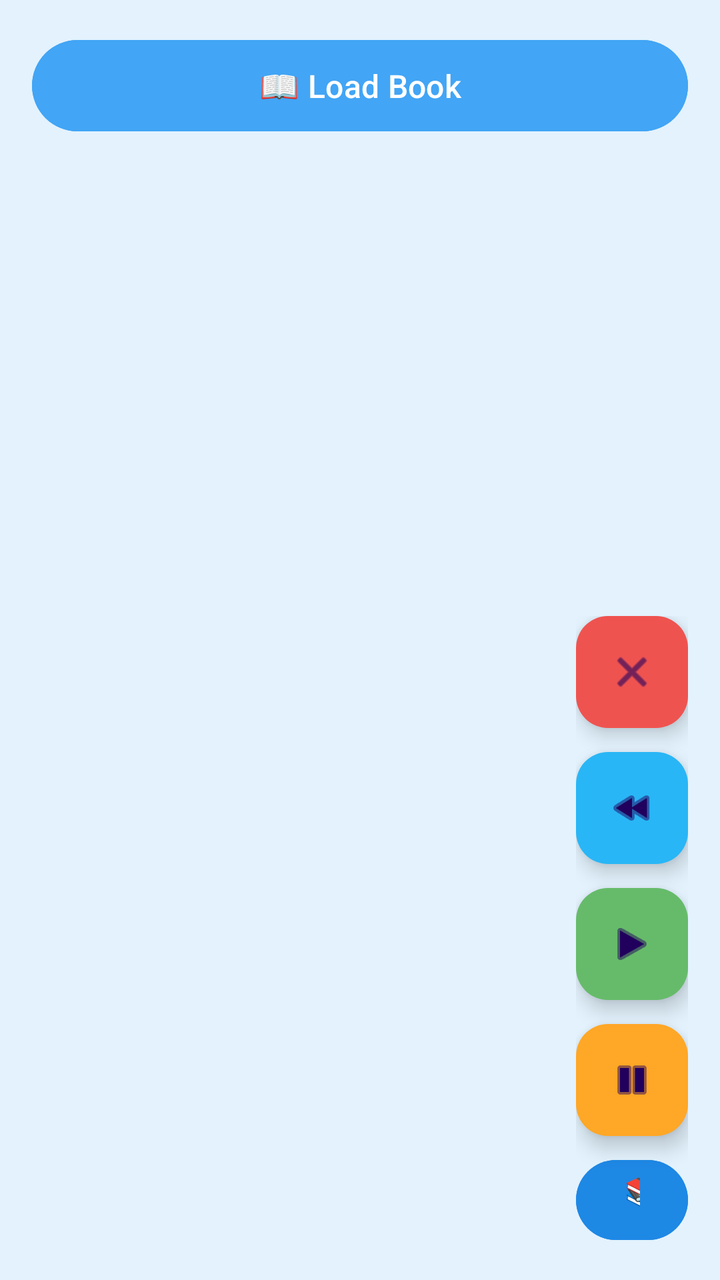
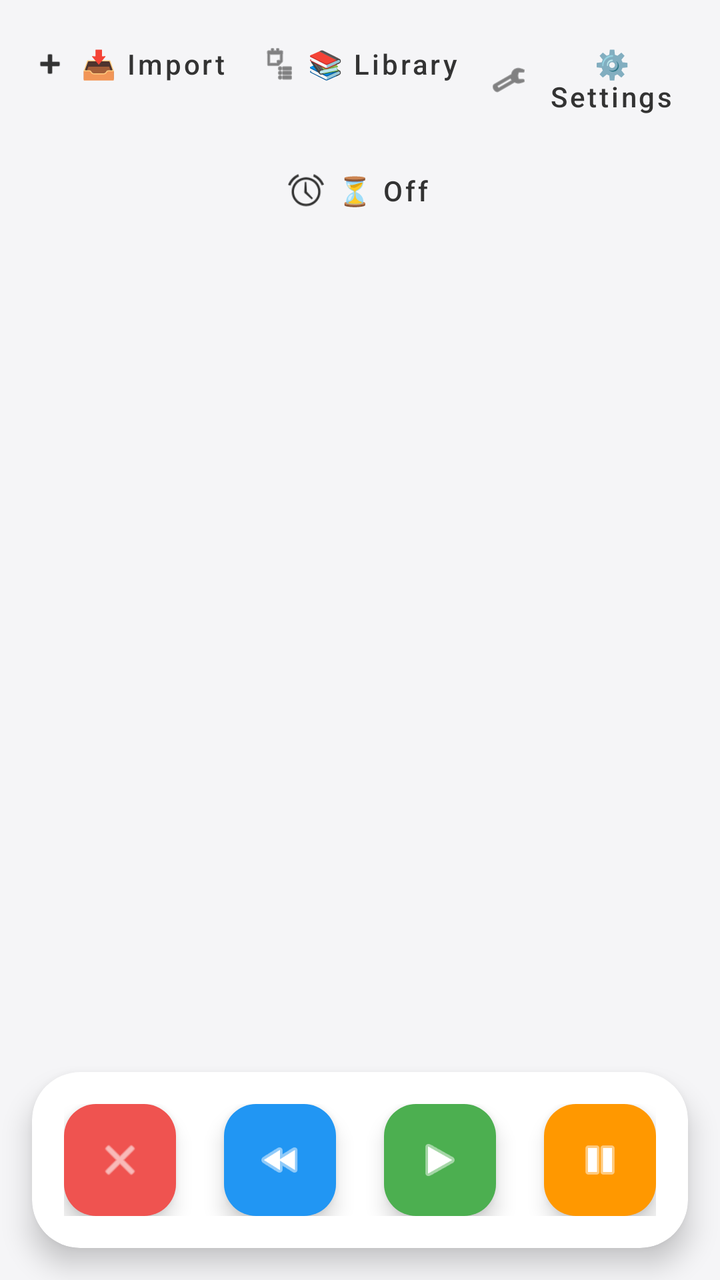

Before-and-after screenshots of an Android layout around one commit, followed by the original layout XML and the change that was made.
<!-- AndroidManifest.xml: application theme Theme.LODIBOOKREADER -->
<!-- res/layout/activity_main.xml -->
<?xml version="1.0" encoding="utf-8"?>
<FrameLayout xmlns:android="http://schemas.android.com/apk/res/android"
    xmlns:app="http://schemas.android.com/apk/res-auto"
    android:background="#E3F2FD"
    android:layout_width="match_parent"
    android:layout_height="match_parent">

    
    <LinearLayout
        android:orientation="vertical"
        android:padding="16dp"
        android:layout_width="match_parent"
        android:layout_height="match_parent">

        
        <Button
            android:id="@+id/loadBookBtn"
            android:text="📖 Load Book"
            android:textAllCaps="false"
            android:textSize="16sp"
            android:backgroundTint="#42A5F5"
            android:textColor="@android:color/white"
            android:padding="12dp"
            android:elevation="4dp"
            android:layout_width="match_parent"
            android:layout_height="wrap_content"/>

        
        <ProgressBar
            android:id="@+id/loader"
            android:layout_marginTop="10dp"
            android:visibility="gone"
            android:layout_width="match_parent"
            android:layout_height="wrap_content"/>

        
        <androidx.recyclerview.widget.RecyclerView
            android:id="@+id/recyclerView"
            android:layout_marginTop="12dp"
            android:clipToPadding="false"
            android:paddingBottom="100dp"
            android:layout_width="match_parent"
            android:layout_height="0dp"
            android:layout_weight="1"/>

    </LinearLayout>

    
    <LinearLayout
        android:id="@+id/fabContainer"
        android:orientation="vertical"
        android:layout_gravity="bottom|end"
        android:layout_margin="16dp"
        android:gravity="end"
        android:layout_width="wrap_content"
        android:layout_height="wrap_content">

        
        <com.google.android.material.floatingactionbutton.FloatingActionButton
            android:id="@+id/closeFab"
            android:layout_marginBottom="12dp"
            android:src="@android:drawable/ic_menu_close_clear_cancel"
            android:contentDescription="Close"
            app:backgroundTint="#EF5350"
            android:layout_width="wrap_content"
            android:layout_height="wrap_content"/>

        
        <com.google.android.material.floatingactionbutton.FloatingActionButton
            android:id="@+id/rewindFab"
            android:layout_marginBottom="12dp"
            android:src="@android:drawable/ic_media_rew"
            android:contentDescription="Rewind"
            app:backgroundTint="#29B6F6"
            android:layout_width="wrap_content"
            android:layout_height="wrap_content"/>

        
        <com.google.android.material.floatingactionbutton.FloatingActionButton
            android:id="@+id/playFab"
            android:layout_marginBottom="12dp"
            android:src="@android:drawable/ic_media_play"
            android:contentDescription="Play"
            app:backgroundTint="#66BB6A"
            android:layout_width="wrap_content"
            android:layout_height="wrap_content"/>

        
        <com.google.android.material.floatingactionbutton.FloatingActionButton
            android:id="@+id/pauseFab"
            android:src="@android:drawable/ic_media_pause"
            android:contentDescription="Pause"
            app:backgroundTint="#FFA726"
            android:layout_width="wrap_content"
            android:layout_height="wrap_content"/>
        <Button
            android:id="@+id/openShelfBtn"
            android:text="📚 My Books"
            android:textAllCaps="false"
            android:backgroundTint="#1E88E5"
            android:textColor="@android:color/white"
            android:layout_marginTop="8dp"
            android:layout_width="match_parent"
            android:layout_height="wrap_content"/>

    </LinearLayout>

</FrameLayout>
<!-- resources referenced by this layout -->
<resources>
  <style name="Theme.LODIBOOKREADER" parent="Base.Theme.LODIBOOKREADER" />
  <style name="Base.Theme.LODIBOOKREADER" parent="Theme.Material3.DayNight.NoActionBar">
          
          
      </style>
</resources>

<!-- the commit's change to res/layout/activity_main.xml (unified diff, before → after) -->
@@ -1,108 +1,142 @@
 <?xml version="1.0" encoding="utf-8"?>
-<FrameLayout xmlns:android="http://schemas.android.com/apk/res/android"
+<androidx.constraintlayout.widget.ConstraintLayout xmlns:android="http://schemas.android.com/apk/res/android"
     xmlns:app="http://schemas.android.com/apk/res-auto"
-    android:background="#E3F2FD"
+    android:id="@+id/rootLayout"
     android:layout_width="match_parent"
-    android:layout_height="match_parent">
+    android:layout_height="match_parent"
+    android:background="#F5F5F7">
 
     
     <LinearLayout
-        android:orientation="vertical"
-        android:padding="16dp"
+        android:id="@+id/topBar"
         android:layout_width="match_parent"
-        android:layout_height="match_parent">
+        android:layout_height="wrap_content"
+        android:orientation="horizontal"
+        android:padding="8dp"
+        app:layout_constraintTop_toTopOf="parent">
 
-        
-        <Button
+        <com.google.android.material.button.MaterialButton
             android:id="@+id/loadBookBtn"
-            android:text="📖 Load Book"
+            style="@style/Widget.MaterialComponents.Button.TextButton"
+            android:layout_width="0dp"
+            android:layout_height="wrap_content"
+            android:layout_weight="1"
+            android:text="📥 Import"
             android:textAllCaps="false"
-            android:textSize="16sp"
-            android:backgroundTint="#42A5F5"
-            android:textColor="@android:color/white"
-            android:padding="12dp"
-            android:elevation="4dp"
-            android:layout_width="match_parent"
-            android:layout_height="wrap_content"/>
+            android:textColor="#333333"
+            app:icon="@android:drawable/ic_input_add"
+            app:iconTint="#333333" />
 
-        
-        <ProgressBar
-            android:id="@+id/loader"
-            android:layout_marginTop="10dp"
-            android:visibility="gone"
-            android:layout_width="match_parent"
-            android:layout_height="wrap_content"/>
+        <com.google.android.material.button.MaterialButton
+            android:id="@+id/openShelfBtn"
+            style="@style/Widget.MaterialComponents.Button.TextButton"
+            android:layout_width="0dp"
+            android:layout_height="wrap_content"
+            android:layout_weight="1"
+            android:text="📚 Library"
+            android:textAllCaps="false"
+            android:textColor="#333333"
+            app:icon="@android:drawable/ic_menu_agenda"
+            app:iconTint="#333333" />
 
-        
-        <androidx.recyclerview.widget.RecyclerView
-            android:id="@+id/recyclerView"
-            android:layout_marginTop="12dp"
-            android:clipToPadding="false"
-            android:paddingBottom="100dp"
-            android:layout_width="match_parent"
-            android:layout_height="0dp"
-            android:layout_weight="1"/>
-
+        <com.google.android.material.button.MaterialButton
+            android:id="@+id/openSettingsBtn"
+            style="@style/Widget.MaterialComponents.Button.TextButton"
+            android:layout_width="0dp"
+            android:layout_height="wrap_content"
+            android:layout_weight="1"
+            android:text="⚙️ Settings"
+            android:textAllCaps="false"
+            android:textColor="#333333"
+            app:icon="@android:drawable/ic_menu_preferences"
+            app:iconTint="#333333" />
     </LinearLayout>
 
     
-    <LinearLayout
-        android:id="@+id/fabContainer"
-        android:orientation="vertical"
-        android:layout_gravity="bottom|end"
+    <com.google.android.material.button.MaterialButton
+        android:id="@+id/timerToggleButton"
+        style="@style/Widget.MaterialComponents.Button.TextButton"
+        android:layout_width="wrap_content"
+        android:layout_height="wrap_content"
+        android:text="⏳ Off"
+        android:textAllCaps="false"
+        android:textColor="#333333"
+        app:icon="@android:drawable/ic_lock_idle_alarm"
+        app:iconTint="#333333"
+        app:layout_constraintEnd_toEndOf="parent"
+        app:layout_constraintStart_toStartOf="parent"
+        app:layout_constraintTop_toBottomOf="@id/topBar" />
+
+    
+    <androidx.recyclerview.widget.RecyclerView
+        android:id="@+id/recyclerView"
+        android:layout_width="match_parent"
+        android:layout_height="0dp"
+        android:clipToPadding="false"
+        android:paddingBottom="100dp"
+        app:layout_constraintBottom_toTopOf="@id/bottomControls"
+        app:layout_constraintTop_toBottomOf="@id/timerToggleButton" />
+
+    
+    <androidx.cardview.widget.CardView
+        android:id="@+id/bottomControls"
+        android:layout_width="match_parent"
+        android:layout_height="wrap_content"
         android:layout_margin="16dp"
-        android:gravity="end"
-        android:layout_width="wrap_content"
-        android:layout_height="wrap_content">
+        app:cardCornerRadius="24dp"
+        app:cardElevation="8dp"
+        app:layout_constraintBottom_toBottomOf="parent">
 
-        
-        <com.google.android.material.floatingactionbutton.FloatingActionButton
-            android:id="@+id/closeFab"
-            android:layout_marginBottom="12dp"
-            android:src="@android:drawable/ic_menu_close_clear_cancel"
-            android:contentDescription="Close"
-            app:backgroundTint="#EF5350"
-            android:layout_width="wrap_content"
-            android:layout_height="wrap_content"/>
+        <LinearLayout
+            android:layout_width="match_parent"
+            android:layout_height="wrap_content"
+            android:gravity="center"
+            android:orientation="horizontal"
+            android:padding="16dp">
 
-        
-        <com.google.android.material.floatingactionbutton.FloatingActionButton
-            android:id="@+id/rewindFab"
-            android:layout_marginBottom="12dp"
-            android:src="@android:drawable/ic_media_rew"
-            android:contentDescription="Rewind"
-            app:backgroundTint="#29B6F6"
-            android:layout_width="wrap_content"
-            android:layout_height="wrap_content"/>
+            <com.google.android.material.floatingactionbutton.FloatingActionButton
+                android:id="@+id/closeFab"
+                android:layout_width="wrap_content"
+                android:layout_height="wrap_content"
+                android:layout_marginEnd="24dp"
+                android:contentDescription="Close"
+                app:backgroundTint="#EF5350"
+                app:fabSize="mini"
+                app:srcCompat="@android:drawable/ic_menu_close_clear_cancel"
+                app:tint="@android:color/white" />
 
-        
-        <com.google.android.material.floatingactionbutton.FloatingActionButton
-            android:id="@+id/playFab"
-            android:layout_marginBottom="12dp"
-            android:src="@android:drawable/ic_media_play"
-            android:contentDescription="Play"
-            app:backgroundTint="#66BB6A"
-            android:layout_width="wrap_content"
-            android:layout_height="wrap_content"/>
+            <com.google.android.material.floatingactionbutton.FloatingActionButton
+                android:id="@+id/rewindFab"
+                android:layout_width="wrap_content"
+                android:layout_height="wrap_content"
+                android:layout_marginEnd="24dp"
+                android:contentDescription="Rewind"
+                app:backgroundTint="#2196F3"
+                app:srcCompat="@android:drawable/ic_media_rew"
+                app:tint="@android:color/white" />
 
-        
-        <com.google.android.material.floatingactionbutton.FloatingActionButton
-            android:id="@+id/pauseFab"
-            android:src="@android:drawable/ic_media_pause"
-            android:contentDescription="Pause"
-            app:backgroundTint="#FFA726"
-            android:layout_width="wrap_content"
-            android:layout_height="wrap_content"/>
-        <Button
-            android:id="@+id/openShelfBtn"
-            android:text="📚 My Books"
-            android:textAllCaps="false"
-            android:backgroundTint="#1E88E5"
-            android:textColor="@android:color/white"
-            android:layout_marginTop="8dp"
-            android:layout_width="match_parent"
-            android:layout_height="wrap_content"/>
+            <com.google.android.material.floatingactionbutton.FloatingActionButton
+                android:id="@+id/playFab"
+                android:layout_width="wrap_content"
+                android:layout_height="wrap_content"
+                android:layout_marginEnd="24dp"
+                android:contentDescription="Play"
+                app:backgroundTint="#4CAF50"
+                app:fabSize="normal"
+                app:srcCompat="@android:drawable/ic_media_play"
+                app:tint="@android:color/white" />
 
-    </LinearLayout>
+            <com.google.android.material.floatingactionbutton.FloatingActionButton
+                android:id="@+id/pauseFab"
+                android:layout_width="wrap_content"
+                android:layout_height="wrap_content"
+                android:contentDescription="Pause"
+                app:backgroundTint="#FF9800"
+                app:fabSize="normal"
+                app:srcCompat="@android:drawable/ic_media_pause"
+                app:tint="@android:color/white" />
 
-</FrameLayout>
+        </LinearLayout>
+    </androidx.cardview.widget.CardView>
+
+</androidx.constraintlayout.widget.ConstraintLayout>
